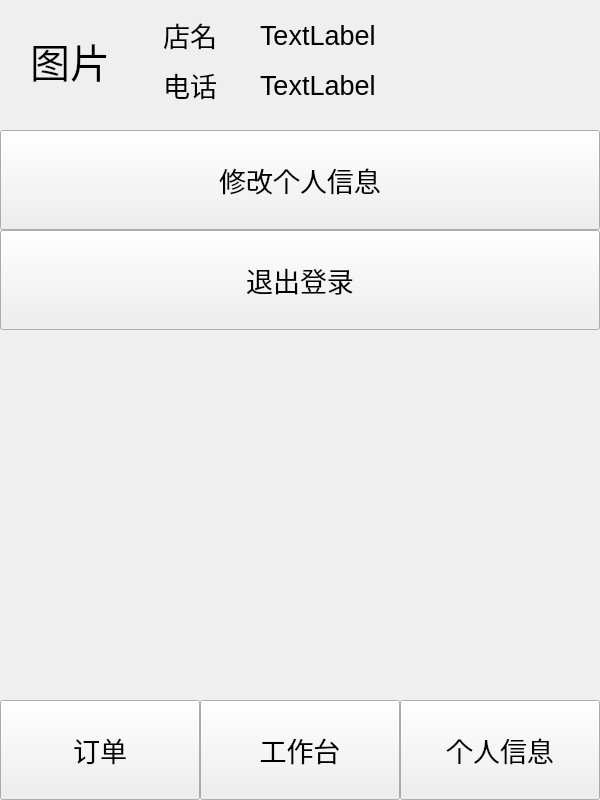
Above: business/inform.ui from chichuxwx/Food-delivery-platform before the change. Below: the same form after it.
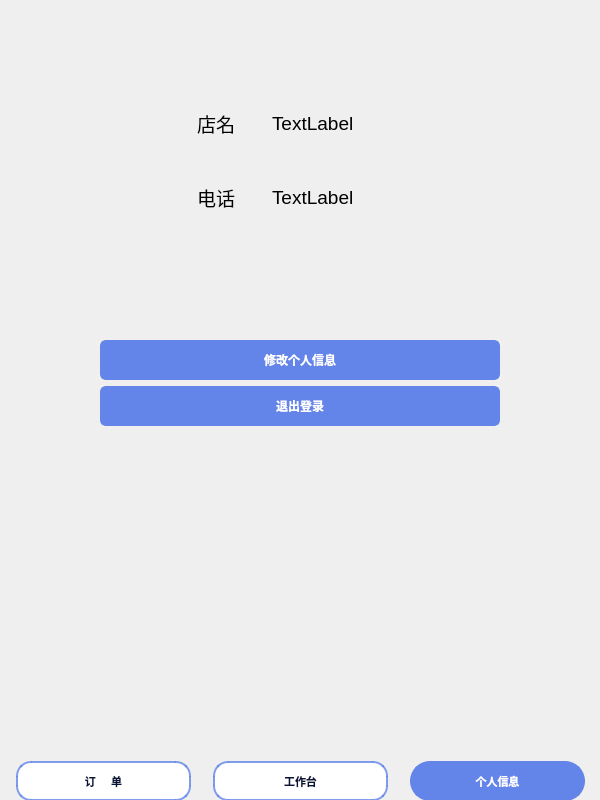
That is the form after the change. Icons and pictures are not drawn.

The edit to the form file:
```diff
--- a/business/inform.ui
+++ b/business/inform.ui
@@ -25,314 +25,423 @@
   <property name="windowTitle">
    <string>Form</string>
   </property>
-  <widget class="QLabel" name="label">
+  <property name="windowIcon">
+   <iconset resource="../Image.qrc">
+    <normaloff>:/image/lt_cml.jpg</normaloff>:/image/lt_cml.jpg</iconset>
+  </property>
+  <widget class="QLabel" name="label_4">
    <property name="geometry">
     <rect>
-     <x>10</x>
-     <y>10</y>
-     <width>120</width>
-     <height>100</height>
-    </rect>
-   </property>
-   <property name="minimumSize">
-    <size>
-     <width>120</width>
-     <height>100</height>
-    </size>
-   </property>
-   <property name="maximumSize">
-    <size>
-     <width>120</width>
-     <height>100</height>
-    </size>
-   </property>
-   <property name="font">
-    <font>
-     <pointsize>30</pointsize>
-    </font>
-   </property>
-   <property name="text">
-    <string>图片</string>
-   </property>
-   <property name="alignment">
-    <set>Qt::AlignmentFlag::AlignCenter</set>
-   </property>
-  </widget>
-  <widget class="QLabel" name="label_2">
-   <property name="geometry">
-    <rect>
-     <x>140</x>
-     <y>10</y>
-     <width>100</width>
-     <height>50</height>
-    </rect>
-   </property>
-   <property name="minimumSize">
-    <size>
-     <width>100</width>
-     <height>50</height>
-    </size>
-   </property>
-   <property name="maximumSize">
-    <size>
-     <width>100</width>
-     <height>50</height>
-    </size>
-   </property>
-   <property name="font">
-    <font>
-     <pointsize>20</pointsize>
-    </font>
-   </property>
-   <property name="text">
-    <string>店名</string>
-   </property>
-   <property name="alignment">
-    <set>Qt::AlignmentFlag::AlignCenter</set>
-   </property>
-  </widget>
-  <widget class="QLabel" name="label_3">
-   <property name="geometry">
-    <rect>
-     <x>140</x>
-     <y>60</y>
-     <width>100</width>
-     <height>50</height>
-    </rect>
-   </property>
-   <property name="minimumSize">
-    <size>
-     <width>100</width>
-     <height>50</height>
-    </size>
-   </property>
-   <property name="maximumSize">
-    <size>
-     <width>100</width>
-     <height>50</height>
-    </size>
-   </property>
-   <property name="font">
-    <font>
-     <pointsize>20</pointsize>
-    </font>
-   </property>
-   <property name="text">
-    <string>电话</string>
-   </property>
-   <property name="alignment">
-    <set>Qt::AlignmentFlag::AlignCenter</set>
-   </property>
-  </widget>
-  <widget class="QLabel" name="label_name">
-   <property name="geometry">
-    <rect>
-     <x>260</x>
-     <y>10</y>
-     <width>200</width>
-     <height>50</height>
-    </rect>
-   </property>
-   <property name="minimumSize">
-    <size>
-     <width>200</width>
-     <height>50</height>
-    </size>
-   </property>
-   <property name="sizeIncrement">
-    <size>
-     <width>200</width>
-     <height>50</height>
-    </size>
-   </property>
-   <property name="font">
-    <font>
-     <pointsize>20</pointsize>
-    </font>
-   </property>
-   <property name="text">
-    <string>TextLabel</string>
-   </property>
-  </widget>
-  <widget class="QLabel" name="label_phone">
-   <property name="geometry">
-    <rect>
-     <x>260</x>
-     <y>60</y>
-     <width>200</width>
-     <height>50</height>
-    </rect>
-   </property>
-   <property name="minimumSize">
-    <size>
-     <width>200</width>
-     <height>50</height>
-    </size>
-   </property>
-   <property name="sizeIncrement">
-    <size>
-     <width>200</width>
-     <height>50</height>
-    </size>
-   </property>
-   <property name="font">
-    <font>
-     <pointsize>20</pointsize>
-    </font>
-   </property>
-   <property name="text">
-    <string>TextLabel</string>
-   </property>
-  </widget>
-  <widget class="QPushButton" name="pushButton">
-   <property name="geometry">
-    <rect>
      <x>0</x>
-     <y>130</y>
+     <y>0</y>
      <width>600</width>
-     <height>100</height>
+     <height>800</height>
     </rect>
    </property>
-   <property name="minimumSize">
-    <size>
-     <width>600</width>
-     <height>100</height>
-    </size>
+   <property name="styleSheet">
+    <string notr="true">background-image: url(:/image/bg_2.png);</string>
    </property>
-   <property name="maximumSize">
-    <size>
-     <width>600</width>
-     <height>100</height>
-    </size>
-   </property>
-   <property name="font">
-    <font>
-     <pointsize>20</pointsize>
-    </font>
-   </property>
    <property name="text">
-    <string>修改个人信息</string>
+    <string/>
    </property>
   </widget>
-  <widget class="QPushButton" name="pushButton_2">
+  <widget class="QWidget" name="layoutWidget">
    <property name="geometry">
     <rect>
      <x>0</x>
-     <y>230</y>
-     <width>600</width>
-     <height>100</height>
+     <y>340</y>
+     <width>601</width>
+     <height>86</height>
     </rect>
    </property>
-   <property name="minimumSize">
-    <size>
-     <width>600</width>
-     <height>100</height>
-    </size>
-   </property>
-   <property name="maximumSize">
-    <size>
-     <width>600</width>
-     <height>100</height>
-    </size>
-   </property>
-   <property name="font">
-    <font>
-     <pointsize>20</pointsize>
-    </font>
-   </property>
-   <property name="text">
-    <string>退出登录</string>
-   </property>
+   <layout class="QVBoxLayout" name="verticalLayout">
+    <item alignment="Qt::AlignmentFlag::AlignHCenter">
+     <widget class="QPushButton" name="pushButton">
+      <property name="minimumSize">
+       <size>
+        <width>400</width>
+        <height>40</height>
+       </size>
+      </property>
+      <property name="maximumSize">
+       <size>
+        <width>400</width>
+        <height>40</height>
+       </size>
+      </property>
+      <property name="font">
+       <font>
+        <pointsize>-1</pointsize>
+        <bold>true</bold>
+       </font>
+      </property>
+      <property name="styleSheet">
+       <string notr="true">QPushButton {
+    background-color: #6384e9; /* 默认背景色，蓝色 */
+    border: 2px solid #6384e9; /* 边框颜色与背景色相同 */
+    border-radius: 6px; /* 圆角 */
+    color: #ffffff; /* 文本颜色，白色 */
+    font-size: 12px;
+}
+
+QPushButton:hover {
+    background-color: #5076c6; /* 悬浮时背景色变深 */
+    border: 2px solid #5076c6; /* 悬浮时边框颜色变深 */
+}
+
+QPushButton:pressed {
+    background-color: #3a5d8f; /* 按下时背景色变得更深 */
+    border-color: #3a5d8f; /* 按下时边框颜色变得更深 */
+    transform: scale(0.95); /* 按下时按钮略微缩小 */
+}</string>
+      </property>
+      <property name="text">
+       <string>修改个人信息</string>
+      </property>
+     </widget>
+    </item>
+    <item alignment="Qt::AlignmentFlag::AlignHCenter">
+     <widget class="QPushButton" name="pushButton_2">
+      <property name="minimumSize">
+       <size>
+        <width>400</width>
+        <height>40</height>
+       </size>
+      </property>
+      <property name="maximumSize">
+       <size>
+        <width>400</width>
+        <height>40</height>
+       </size>
+      </property>
+      <property name="font">
+       <font>
+        <pointsize>-1</pointsize>
+        <bold>true</bold>
+       </font>
+      </property>
+      <property name="styleSheet">
+       <string notr="true">QPushButton {
+    background-color: #6384e9; /* 默认背景色，蓝色 */
+    border: 2px solid #6384e9; /* 边框颜色与背景色相同 */
+    border-radius: 6px; /* 圆角 */
+    color: #ffffff; /* 文本颜色，白色 */
+    font-size: 12px;
+}
+
+QPushButton:hover {
+    background-color: #5076c6; /* 悬浮时背景色变深 */
+    border: 2px solid #5076c6; /* 悬浮时边框颜色变深 */
+}
+
+QPushButton:pressed {
+    background-color: #3a5d8f; /* 按下时背景色变得更深 */
+    border-color: #3a5d8f; /* 按下时边框颜色变得更深 */
+    transform: scale(0.95); /* 按下时按钮略微缩小 */
+}</string>
+      </property>
+      <property name="text">
+       <string>退出登录</string>
+      </property>
+     </widget>
+    </item>
+   </layout>
   </widget>
-  <widget class="QPushButton" name="pushButton_order">
+  <widget class="QWidget" name="layoutWidget_2">
    <property name="geometry">
     <rect>
      <x>0</x>
-     <y>700</y>
-     <width>200</width>
-     <height>100</height>
+     <y>760</y>
+     <width>601</width>
+     <height>42</height>
     </rect>
    </property>
-   <property name="minimumSize">
-    <size>
-     <width>200</width>
-     <height>100</height>
-    </size>
-   </property>
-   <property name="maximumSize">
-    <size>
-     <width>200</width>
-     <height>30</height>
-    </size>
-   </property>
-   <property name="font">
-    <font>
-     <pointsize>20</pointsize>
-    </font>
-   </property>
-   <property name="text">
-    <string>订单</string>
-   </property>
+   <layout class="QHBoxLayout" name="horizontalLayout">
+    <item>
+     <widget class="QPushButton" name="pushButton_order">
+      <property name="minimumSize">
+       <size>
+        <width>175</width>
+        <height>40</height>
+       </size>
+      </property>
+      <property name="maximumSize">
+       <size>
+        <width>175</width>
+        <height>40</height>
+       </size>
+      </property>
+      <property name="font">
+       <font>
+        <pointsize>-1</pointsize>
+        <bold>true</bold>
+       </font>
+      </property>
+      <property name="styleSheet">
+       <string notr="true">QPushButton {
+    background-color: #ffffff; /* 默认背景色，白色 */
+    border: 2px solid rgba(99, 132, 233, 0.8); /* 边框颜色 */
+    border-radius: 15px; /* 圆角 */
+    color: #081439; /* 文本颜色，深蓝色 */
+    font-size: 11px;
+}
+
+QPushButton:hover {
+	color:#ffffff;
+    background-color: rgba(99, 132, 233, 0.8); 
+    border: none; /* 悬浮时无边框 */
+}
+
+QPushButton:pressed {
+    background-color: #b0c4de; /* 按下时背景颜色，稍微偏亮的蓝色 */
+    border-color: #4682b4; /* 按下时边框颜色 */
+    transform: scale(0.95); /* 按下时按钮略微缩小 */
+}
+</string>
+      </property>
+      <property name="text">
+       <string>订     单</string>
+      </property>
+     </widget>
+    </item>
+    <item>
+     <widget class="QPushButton" name="pushButton_workbench">
+      <property name="minimumSize">
+       <size>
+        <width>175</width>
+        <height>40</height>
+       </size>
+      </property>
+      <property name="maximumSize">
+       <size>
+        <width>175</width>
+        <height>40</height>
+       </size>
+      </property>
+      <property name="font">
+       <font>
+        <pointsize>-1</pointsize>
+        <bold>true</bold>
+       </font>
+      </property>
+      <property name="styleSheet">
+       <string notr="true">QPushButton {
+    background-color: #ffffff; /* 默认背景色，白色 */
+    border: 2px solid rgba(99, 132, 233, 0.8); /* 边框颜色 */
+    border-radius: 15px; /* 圆角 */
+    color: #081439; /* 文本颜色，深蓝色 */
+    font-size: 11px;
+}
+
+QPushButton:hover {
+	color:#ffffff;
+    background-color: rgba(99, 132, 233, 0.8); 
+    border: none; /* 悬浮时无边框 */
+}
+
+QPushButton:pressed {
+    background-color: #b0c4de; /* 按下时背景颜色，稍微偏亮的蓝色 */
+    border-color: #4682b4; /* 按下时边框颜色 */
+    transform: scale(0.95); /* 按下时按钮略微缩小 */
+}
+</string>
+      </property>
+      <property name="text">
+       <string>工作台</string>
+      </property>
+     </widget>
+    </item>
+    <item>
+     <widget class="QPushButton" name="pushButton_self_inform">
+      <property name="minimumSize">
+       <size>
+        <width>175</width>
+        <height>40</height>
+       </size>
+      </property>
+      <property name="maximumSize">
+       <size>
+        <width>175</width>
+        <height>40</height>
+       </size>
+      </property>
+      <property name="font">
+       <font>
+        <pointsize>-1</pointsize>
+        <bold>true</bold>
+       </font>
+      </property>
+      <property name="styleSheet">
+       <string notr="true">QPushButton {
+    background-color: #6384e9; /* 默认背景色，蓝色 */
+    border: 2px solid #6384e9; /* 边框颜色与背景色相同 */
+    border-radius: 20px; /* 圆角 */
+    color: #ffffff; /* 文本颜色，白色 */
+    font-size: 11px;
+}
+
+QPushButton:hover {
+    background-color: #5076c6; /* 悬浮时背景色变深 */
+    border: 2px solid #5076c6; /* 悬浮时边框颜色变深 */
+}
+
+QPushButton:pressed {
+    background-color: #3a5d8f; /* 按下时背景色变得更深 */
+    border-color: #3a5d8f; /* 按下时边框颜色变得更深 */
+    transform: scale(0.95); /* 按下时按钮略微缩小 */
+}
+</string>
+      </property>
+      <property name="text">
+       <string>个人信息</string>
+      </property>
+     </widget>
+    </item>
+   </layout>
   </widget>
-  <widget class="QPushButton" name="pushButton_self_inform">
+  <widget class="QWidget" name="layoutWidget_3">
    <property name="geometry">
     <rect>
-     <x>400</x>
-     <y>700</y>
-     <width>200</width>
-     <height>100</height>
+     <x>40</x>
+     <y>80</y>
+     <width>501</width>
+     <height>161</height>
     </rect>
    </property>
-   <property name="minimumSize">
-    <size>
-     <width>200</width>
-     <height>100</height>
-    </size>
-   </property>
-   <property name="maximumSize">
-    <size>
-     <width>200</width>
-     <height>100</height>
-    </size>
-   </property>
-   <property name="font">
-    <font>
-     <pointsize>20</pointsize>
-    </font>
-   </property>
-   <property name="text">
-    <string>个人信息</string>
-   </property>
-  </widget>
-  <widget class="QPushButton" name="pushButton_workbench">
-   <property name="geometry">
-    <rect>
-     <x>200</x>
-     <y>700</y>
-     <width>200</width>
-     <height>100</height>
-    </rect>
-   </property>
-   <property name="minimumSize">
-    <size>
-     <width>200</width>
-     <height>100</height>
-    </size>
-   </property>
-   <property name="maximumSize">
-    <size>
-     <width>200</width>
-     <height>100</height>
-    </size>
-   </property>
-   <property name="font">
-    <font>
-     <pointsize>20</pointsize>
-    </font>
-   </property>
-   <property name="text">
-    <string>工作台</string>
-   </property>
+   <layout class="QGridLayout" name="gridLayout">
+    <item row="0" column="0" rowspan="2">
+     <widget class="QLabel" name="label">
+      <property name="minimumSize">
+       <size>
+        <width>120</width>
+        <height>100</height>
+       </size>
+      </property>
+      <property name="maximumSize">
+       <size>
+        <width>120</width>
+        <height>100</height>
+       </size>
+      </property>
+      <property name="font">
+       <font>
+        <pointsize>14</pointsize>
+       </font>
+      </property>
+      <property name="styleSheet">
+       <string notr="true">image: url(:/image/35085EDFE18C9E16B638FCA74B3FDBB0.jpg);</string>
+      </property>
+      <property name="text">
+       <string/>
+      </property>
+      <property name="alignment">
+       <set>Qt::AlignmentFlag::AlignCenter</set>
+      </property>
+     </widget>
+    </item>
+    <item row="0" column="1">
+     <widget class="QLabel" name="label_2">
+      <property name="minimumSize">
+       <size>
+        <width>100</width>
+        <height>50</height>
+       </size>
+      </property>
+      <property name="maximumSize">
+       <size>
+        <width>100</width>
+        <height>50</height>
+       </size>
+      </property>
+      <property name="font">
+       <font>
+        <pointsize>14</pointsize>
+       </font>
+      </property>
+      <property name="text">
+       <string>店名</string>
+      </property>
+      <property name="alignment">
+       <set>Qt::AlignmentFlag::AlignCenter</set>
+      </property>
+     </widget>
+    </item>
+    <item row="0" column="2">
+     <widget class="QLabel" name="label_name">
+      <property name="minimumSize">
+       <size>
+        <width>200</width>
+        <height>50</height>
+       </size>
+      </property>
+      <property name="sizeIncrement">
+       <size>
+        <width>200</width>
+        <height>50</height>
+       </size>
+      </property>
+      <property name="font">
+       <font>
+        <pointsize>14</pointsize>
+       </font>
+      </property>
+      <property name="text">
+       <string>TextLabel</string>
+      </property>
+     </widget>
+    </item>
+    <item row="1" column="1">
+     <widget class="QLabel" name="label_3">
+      <property name="minimumSize">
+       <size>
+        <width>100</width>
+        <height>50</height>
+       </size>
+      </property>
+      <property name="maximumSize">
+       <size>
+        <width>100</width>
+        <height>50</height>
+       </size>
+      </property>
+      <property name="font">
+       <font>
+        <pointsize>14</pointsize>
+       </font>
+      </property>
+      <property name="text">
+       <string>电话</string>
+      </property>
+      <property name="alignment">
+       <set>Qt::AlignmentFlag::AlignCenter</set>
+      </property>
+     </widget>
+    </item>
+    <item row="1" column="2">
+     <widget class="QLabel" name="label_phone">
+      <property name="minimumSize">
+       <size>
+        <width>200</width>
+        <height>50</height>
+       </size>
+      </property>
+      <property name="sizeIncrement">
+       <size>
+        <width>200</width>
+        <height>50</height>
+       </size>
+      </property>
+      <property name="font">
+       <font>
+        <pointsize>14</pointsize>
+       </font>
+      </property>
+      <property name="text">
+       <string>TextLabel</string>
+      </property>
+     </widget>
+    </item>
+   </layout>
   </widget>
  </widget>
  <resources/>
```
Left out of the diff: 6 changed lines with no effect on the pictures.
